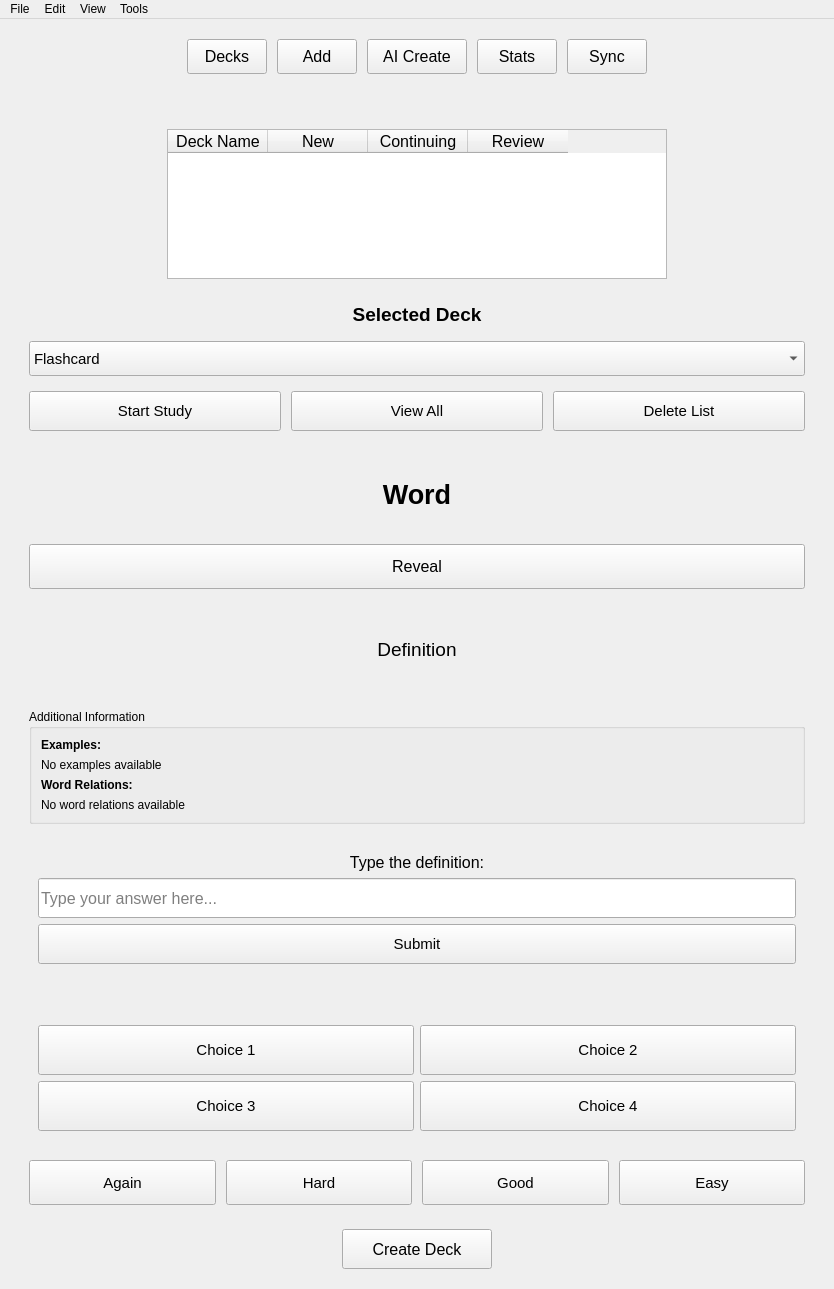
TheSizzlingDefense/IA_Project, file Development/Source_Code/mainwindow.ui: the form before one commit.
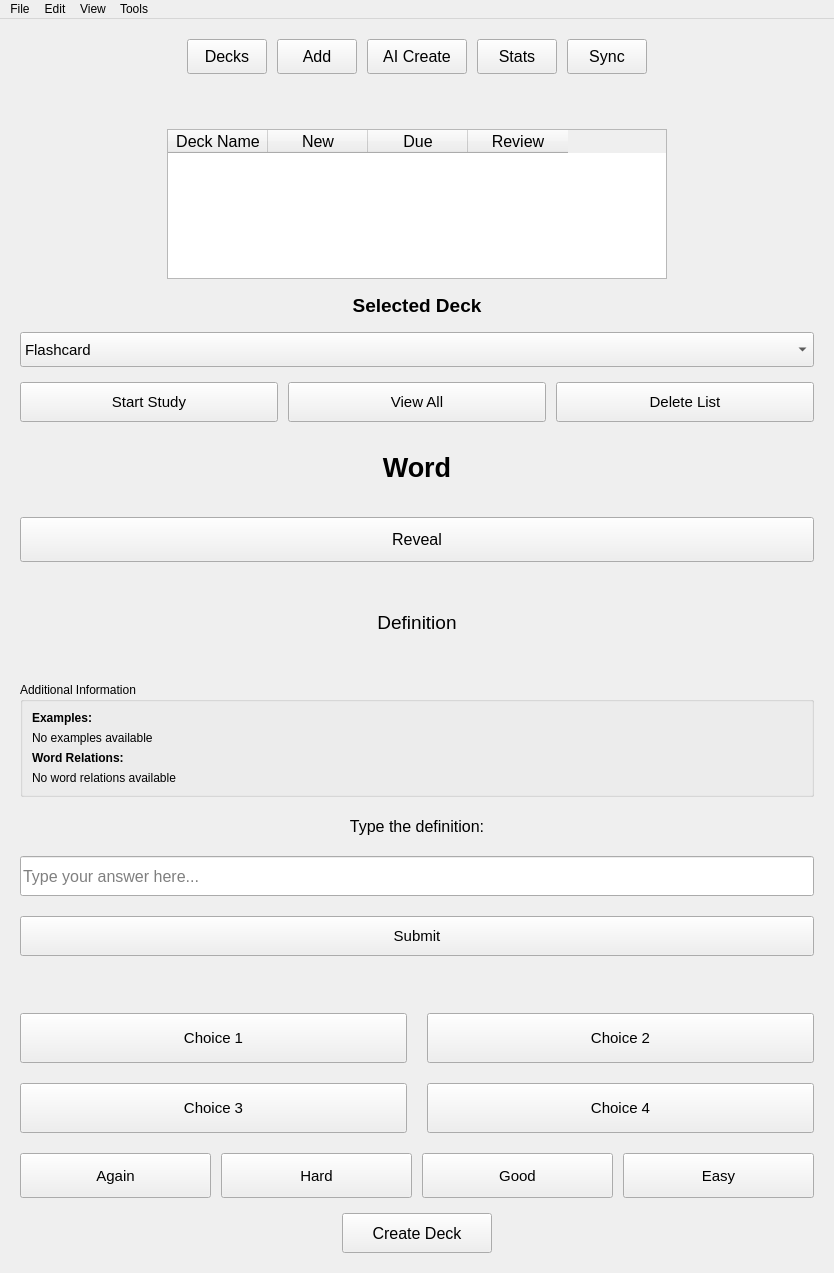
The form after the commit.

Patch:
```diff
--- a/Development/Source_Code/mainwindow.ui
+++ b/Development/Source_Code/mainwindow.ui
@@ -237,7 +237,7 @@
         </column>
         <column>
          <property name="text">
-          <string>Continuing</string>
+          <string>Due</string>
          </property>
         </column>
         <column>
@@ -263,10 +263,6 @@
      </layout>
     </item>
     <item>
-     <widget class="QWidget" name="modePanel">
-      <property name="visible">
-       <bool>false</bool>
-      </property>
       <layout class="QVBoxLayout" name="modePanelLayout">
        <property name="spacing">
         <number>15</number>
@@ -276,7 +272,6 @@
          <property name="font">
           <font>
            <pointsize>14</pointsize>
-           <weight>75</weight>
            <bold>true</bold>
           </font>
          </property>
@@ -381,13 +376,8 @@
         </layout>
        </item>
       </layout>
-     </widget>
     </item>
     <item>
-     <widget class="QWidget" name="studyPanel">
-      <property name="visible">
-       <bool>false</bool>
-      </property>
       <layout class="QVBoxLayout" name="studyPanelLayout">
        <property name="spacing">
         <number>20</number>
@@ -462,15 +452,14 @@
          <layout class="QVBoxLayout" name="additionalInfoLayout">
           <item>
            <widget class="QLabel" name="examplesLabel">
+           <property name="font">
+            <font>
+             <bold>true</bold>
+            </font>
+           </property>
             <property name="text">
              <string>Examples:</string>
             </property>
-            <property name="font">
-             <font>
-              <weight>75</weight>
-              <bold>true</bold>
-             </font>
-            </property>
            </widget>
           </item>
           <item>
@@ -491,15 +480,14 @@
           </item>
           <item>
            <widget class="QLabel" name="relationsLabel">
+           <property name="font">
+            <font>
+             <bold>true</bold>
+            </font>
+           </property>
             <property name="text">
              <string>Word Relations:</string>
             </property>
-            <property name="font">
-             <font>
-              <weight>75</weight>
-              <bold>true</bold>
-             </font>
-            </property>
            </widget>
           </item>
           <item>
@@ -522,10 +510,6 @@
         </widget>
        </item>
        <item>
-        <widget class="QWidget" name="typingWidget">
-         <property name="visible">
-          <bool>false</bool>
-         </property>
          <layout class="QVBoxLayout" name="typingLayout">
           <item>
            <widget class="QLabel" name="typingPromptLabel">
@@ -586,7 +570,6 @@
             <property name="font">
              <font>
               <pointsize>11</pointsize>
-              <weight>75</weight>
               <bold>true</bold>
              </font>
             </property>
@@ -599,10 +582,8 @@
            </widget>
           </item>
          </layout>
-        </widget>
        </item>
        <item>
-        <widget class="QWidget" name="choicesWidget">
          <layout class="QGridLayout" name="choicesGrid">
           <item row="0" column="0">
            <widget class="QPushButton" name="choiceButton1">
@@ -689,7 +670,6 @@
            </widget>
           </item>
          </layout>
-        </widget>
        </item>
        <item>
         <layout class="QHBoxLayout" name="studyButtonLayout">
@@ -771,7 +751,6 @@
         </layout>
        </item>
       </layout>
-     </widget>
     </item>
     <item>
      <spacer name="vertical_spacer_bottom">
```
Left out of the diff: 115 changed lines with no effect on the pictures. Lines whose indentation alone changed are shown as unchanged.
